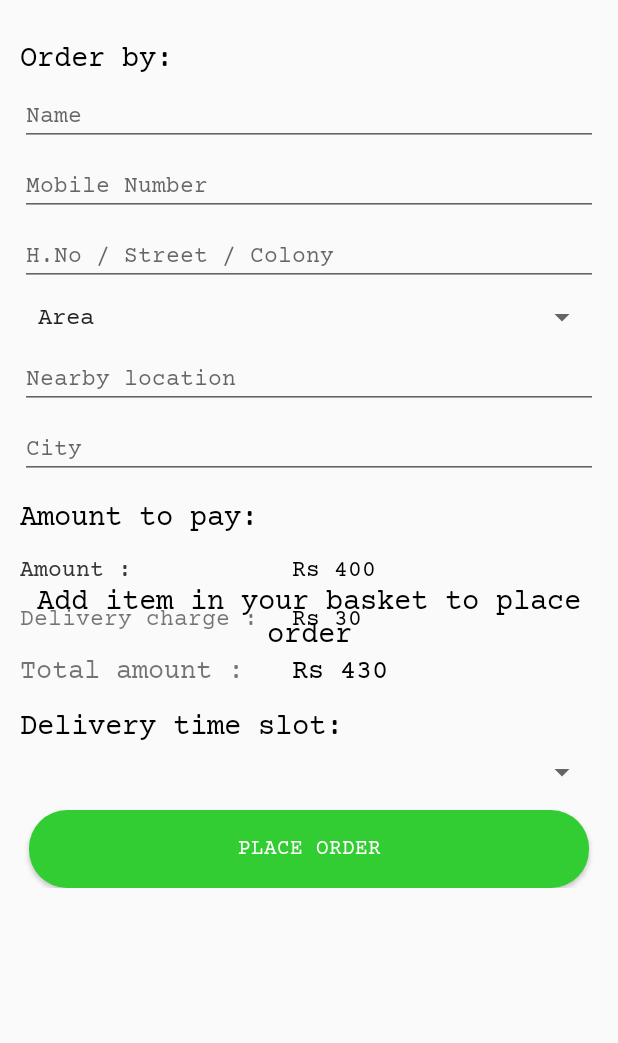
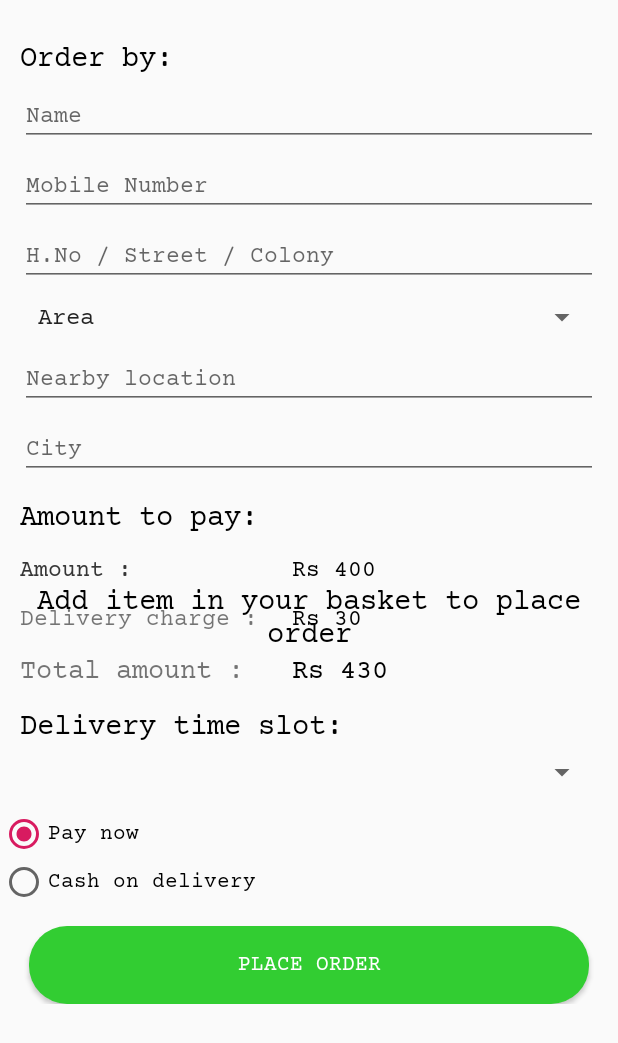
Before and after one commit to amir102Khan/nearMart, an Android app: the layout fragment_basket.xml on its own in the app's theme, with its tools: preview values and no code run, on a phone screen of 412 x 824 dp. Shown: the top 1043 px of the screen. Run offline under Robolectric (Android 15) with nearby library versions, the phone set to English and light mode, and no system bars; plain views replace RoundedHorizontalProgressBar.

Commit message:
integrated payment gateway

```diff
--- a/app/src/main/java/appliation/com/nearmarket/activities/OrderDetails.java
+++ b/app/src/main/java/appliation/com/nearmarket/activities/OrderDetails.java
@@ -59,7 +59,7 @@ public class OrderDetails extends BaseActivity {
 
             binding.tvTotalAmount.setText(placeOrderModel.getAmountToPay());
 
-            binding.tvCashOnDelivery.setText("Cash on delivery : " + placeOrderModel.getAmountToPay());
+            binding.tvCashOnDelivery.setText(placeOrderModel.getPaymentType() + " " + placeOrderModel.getAmountToPay());
 
             binding.tvOrderID.setText("Order ID:  " + placeOrderModel.getOrderId());
         }
--- a/app/src/main/java/appliation/com/nearmarket/interfaces/Constants.java
+++ b/app/src/main/java/appliation/com/nearmarket/interfaces/Constants.java
@@ -84,4 +84,7 @@ public interface Constants {
     int ON_THE_WAY = 2;
     int REJECTED = 3;
     int DELIVERED = 4;
+
+    String ONLINE_PAYMENT = "Payed online";
+    String COD = "Cash on delivery";
 }
--- a/app/src/main/res/layout/fragment_basket.xml
+++ b/app/src/main/res/layout/fragment_basket.xml
@@ -255,8 +255,30 @@
                 android:layout_width="match_parent"
                 android:layout_height="wrap_content"/>
 
+            <RadioGroup
+                android:layout_below="@id/spnDeliveryTimeSLot"
+                android:layout_marginTop="@dimen/_10sdp"
+                android:id="@+id/paymentTypeRadio"
+                android:layout_width="match_parent"
+                android:layout_height="wrap_content"
+                android:orientation="vertical">
+
+                <RadioButton
+                    android:checked="true"
+                    android:id="@+id/rdPayOnline"
+                    android:text="Pay now"
+                    android:layout_width="match_parent"
+                    android:layout_height="wrap_content"/>
+                <RadioButton
+                    android:id="@+id/rdCod"
+                    android:text="Cash on delivery"
+                    android:layout_width="match_parent"
+                    android:layout_height="wrap_content"/>
+
+            </RadioGroup>
+
             <Button
-                android:layout_below="@id/spnDeliveryTimeSLot"
+                android:layout_below="@id/paymentTypeRadio"
                 android:layout_marginTop="@dimen/_10sdp"
                 android:id="@+id/btnDwnld"
                 android:visibility="visible"
--- a/app/src/main/res/values/strings.xml
+++ b/app/src/main/res/values/strings.xml
@@ -8,6 +8,8 @@
     <string name="hello_blank_fragment">Hello blank fragment</string>
     <string name="internet_not_there">Please check your internet connection</string>
 
+
+    <string name="rajor_pay_test_key">rzp_test_jYxAy9vSdmYnsg</string>
     <string name="invalidOtp">Please enter a valid OTP</string>
 
     <string-array name="spinner_location_item">
```
Also changed, not shown: app/build.gradle (+8 -1 lines), app/src/main/AndroidManifest.xml (+10 -1 lines), app/src/main/java/appliation/com/nearmarket/Fragment/Basket.java (+97 -5 lines), app/src/main/java/appliation/com/nearmarket/Model/PlaceOrderModel.java (+12 -1 lines), app/src/main/java/appliation/com/nearmarket/PaymentActivity.java (added, +77 -0 lines), app/src/main/java/appliation/com/nearmarket/activities/Dashboard.java (+17 -1 lines), app/src/main/java/appliation/com/nearmarket/interfaces/RazorPayCallbacks.java (added, +7 -0 lines), app/src/main/res/layout/activity_payment.xml (added, +18 -0 lines).
